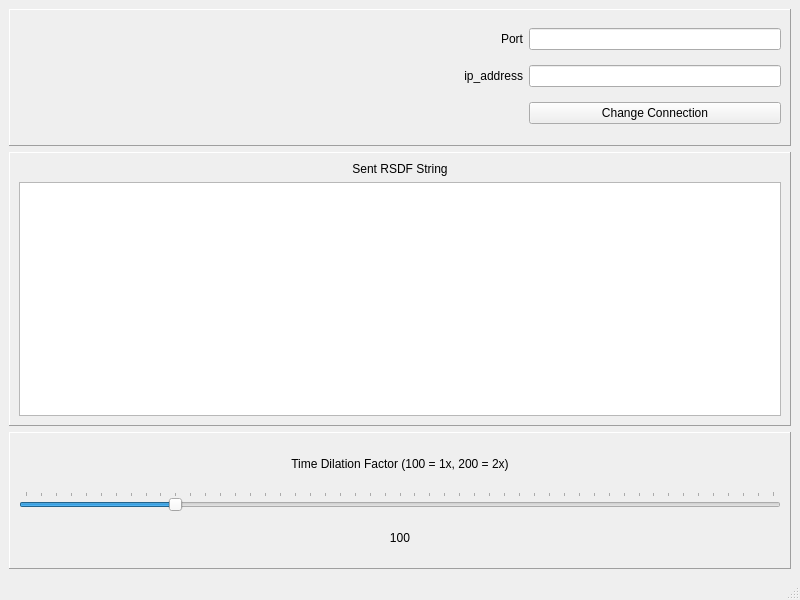
Before: the Qt Designer form UI Files/testing_ui.ui in Kalak30/UEWS, drawn with Qt 5.
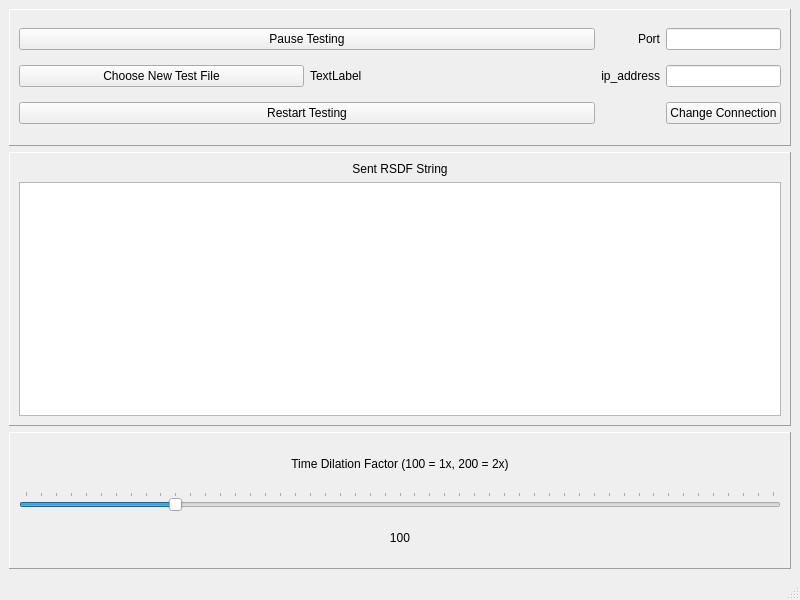
After: the same form once the commit is applied.

Commit message: Added the ability to change test data files

Diff of the .ui file:
```diff
--- a/UI Files/testing_ui.ui
+++ b/UI Files/testing_ui.ui
@@ -23,11 +23,25 @@
       <property name="frameShadow">
        <enum>QFrame::Raised</enum>
       </property>
-      <layout class="QGridLayout" name="ConnectionSettings" columnstretch="4,2">
-       <item row="1" column="1">
+      <layout class="QGridLayout" name="ConnectionSettings" columnstretch="4,0,0">
+       <item row="1" column="2">
         <widget class="QLineEdit" name="ip_address_input"/>
        </item>
        <item row="0" column="0">
+        <widget class="QPushButton" name="pause_button">
+         <property name="text">
+          <string>Pause Testing</string>
+         </property>
+        </widget>
+       </item>
+       <item row="2" column="2">
+        <widget class="QPushButton" name="change_connection_button">
+         <property name="text">
+          <string>Change Connection</string>
+         </property>
+        </widget>
+       </item>
+       <item row="0" column="1">
         <widget class="QLabel" name="port">
          <property name="text">
           <string>Port</string>
@@ -37,10 +51,10 @@
          </property>
         </widget>
        </item>
-       <item row="0" column="1">
+       <item row="0" column="2">
         <widget class="QLineEdit" name="port_input"/>
        </item>
-       <item row="1" column="0">
+       <item row="1" column="1">
         <widget class="QLabel" name="ip_address">
          <property name="text">
           <string>ip_address</string>
@@ -50,13 +64,31 @@
          </property>
         </widget>
        </item>
-       <item row="2" column="1">
-        <widget class="QPushButton" name="pushButton">
+       <item row="2" column="0">
+        <widget class="QPushButton" name="restart_button">
          <property name="text">
-          <string>Change Connection</string>
+          <string>Restart Testing</string>
          </property>
         </widget>
        </item>
+       <item row="1" column="0">
+        <layout class="QHBoxLayout" name="horizontalLayout">
+         <item>
+          <widget class="QPushButton" name="OpenFileButton">
+           <property name="text">
+            <string>Choose New Test File</string>
+           </property>
+          </widget>
+         </item>
+         <item>
+          <widget class="QLabel" name="selected_file">
+           <property name="text">
+            <string>TextLabel</string>
+           </property>
+          </widget>
+         </item>
+        </layout>
+       </item>
       </layout>
      </widget>
     </item>
```
The commit also changes 6 other files.
